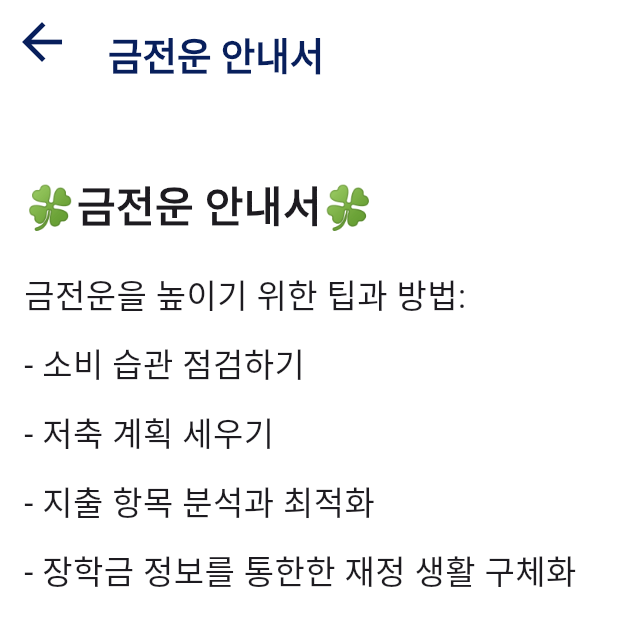
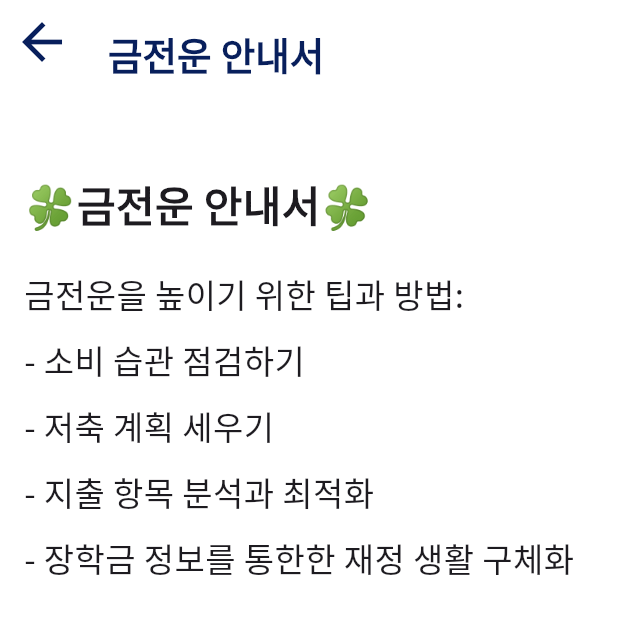
Before and after one commit to UNTOC-CAMP-2024-2/Upmoney_Frontend, a Flutter app: the MyPage screen opened directly, after a tap on "내 정보 확인", after a tap on "금전운 안내서", on a phone screen of 412 x 824 dp. Shown: the top 626 px of the screen. Run offline on Flutter 3.47's test engine with Material 3 defaults, Android fonts, the phone set to English and light mode, and no system bars; our stand-ins replace shared_preferences, table_calendar; accounts and stored records are empty; network calls fail.

Commit message:
전체 폰트 변경 + my.dart수정

```diff
--- a/lib/main.dart
+++ b/lib/main.dart
@@ -11,6 +11,7 @@ class Myapp extends StatelessWidget {
     return MaterialApp(
       debugShowCheckedModeBanner: false,
       theme: ThemeData(
+        fontFamily: 'NotoSansKR',
         scaffoldBackgroundColor: Colors.white,
         appBarTheme: const AppBarTheme(
           backgroundColor: Colors.white,
--- a/lib/pages/my.dart
+++ b/lib/pages/my.dart
@@ -26,13 +26,7 @@ class _MyPageState extends State<MyPage> {
     try {
       // 1) SharedPreferences에서 토큰 가져오기
       final prefs = await SharedPreferences.getInstance();
-      final token = prefs.getString('jwt_token'); // 저장된 토큰 가져오기
-      if (token == null) {
-        print("토큰이 없습니다. 로그인이 필요합니다.");
-      } else {
-        print("저장된 토큰: $token");
-      }
-
+      final token = prefs.getString('jwt_token');
       if (token == null) {
         throw Exception('로그인 정보가 없습니다. 다시 로그인해주세요.');
       }
@@ -46,7 +40,8 @@ class _MyPageState extends State<MyPage> {
       final response = await http.get(
         url,
         headers: {
-          'Conten-Type': 'application/json',
+          'Conten-Type': 'application/json; charset=utf-8',
+          'Accept': 'application/json; charset=utf-8',
         },
       );
 
@@ -54,11 +49,10 @@ class _MyPageState extends State<MyPage> {
       if (response.statusCode == 200) {
         final data = json.decode(response.body);
         setState(() {
-          userData = data; // 서버에서 받은 유저 정보 저장
+          userData = data;
           isLoading = false;
         });
-      } else if (response.statusCode == 401) {
-        throw Exception('인증 정보가 유효하지 않습니다. 다시 로그인해주세요.');
+        showUserInfoModal(); // 모달창 호출
       } else {
         throw Exception('서버 오류: ${response.statusCode}');
       }
@@ -68,6 +62,69 @@ class _MyPageState extends State<MyPage> {
         isLoading = false;
       });
     }
+  }
+
+  // 모달 창 호출
+  void showUserInfoModal() {
+    showModalBottomSheet(
+      context: context,
+      shape: const RoundedRectangleBorder(
+        borderRadius: BorderRadius.vertical(top: Radius.circular(16.0)),
+      ),
+      builder: (BuildContext context) {
+        if (userData == null) {
+          return const Center(
+            child: CircularProgressIndicator(),
+          );
+        }
+        return Padding(
+          padding: const EdgeInsets.all(16.0),
+          child: Column(
+            mainAxisSize: MainAxisSize.min,
+            crossAxisAlignment: CrossAxisAlignment.start,
+            children: [
+              const Text(
+                "내 정보",
+                style: TextStyle(
+                  fontSize: 24,
+                  fontWeight: FontWeight.bold,
+                ),
+              ),
+              const Divider(thickness: 1),
+              Text(
+                "이름: ${userData!['name']}",
+                style: const TextStyle(fontSize: 18),
+              ),
+              const SizedBox(height: 8),
+              Text(
+                "나이: ${userData!['age']}세",
+                style: const TextStyle(fontSize: 18),
+              ),
+              const SizedBox(height: 8),
+              Text(
+                "성별: ${userData!['gender']}",
+                style: const TextStyle(fontSize: 18),
+              ),
+              const SizedBox(height: 8),
+              Text(
+                "아이디: ${userData!['username']}",
+                style: const TextStyle(fontSize: 18),
+              ),
+              const SizedBox(height: 16),
+              Align(
+                alignment: Alignment.centerRight,
+                child: ElevatedButton(
+                  onPressed: () {
+                    Navigator.pop(context); // 모달 닫기
+                  },
+                  child: const Text("닫기"),
+                ),
+              ),
+            ],
+          ),
+        );
+      },
+    );
   }
 
   Future<void> fetchFortune() async {
@@ -160,49 +217,6 @@ class _MyPageState extends State<MyPage> {
               ),
             ),
             const SizedBox(height: 15),
-
-            // Section 2: 내 정보 확인 결과
-            if (isLoading) ...[
-              const Center(
-                child: CircularProgressIndicator(),
-              ),
-            ] else if (errorMessage != null) ...[
-              Center(
-                child: Text(
-                  errorMessage!,
-                  style: const TextStyle(fontSize: 18, color: Colors.red),
-                  textAlign: TextAlign.center,
-                ),
-              ),
-            ] else if (userData != null) ...[
-              Padding(
-                padding: const EdgeInsets.all(16.0),
-                child: Column(
-                  crossAxisAlignment: CrossAxisAlignment.start,
-                  children: [
-                    Text(
-                      "이름: ${userData!['name']}",
-                      style: const TextStyle(fontSize: 20),
-                    ),
-                    const SizedBox(height: 8),
-                    Text(
-                      "나이: ${userData!['age']}세",
-                      style: const TextStyle(fontSize: 20),
-                    ),
-                    const SizedBox(height: 8),
-                    Text(
-                      "성별: ${userData!['gender']}",
-                      style: const TextStyle(fontSize: 20),
-                    ),
-                    const SizedBox(height: 8),
-                    Text(
-                      "아이디: ${userData!['username']}",
-                      style: const TextStyle(fontSize: 20),
-                    ),
-                  ],
-                ),
-              ),
-            ],
 
             // Section 3: 금전운 (기존 코드 유지)
             Container(
```
Also changed, not shown: pubspec.yaml (+6 -6 lines), 2 other files.
